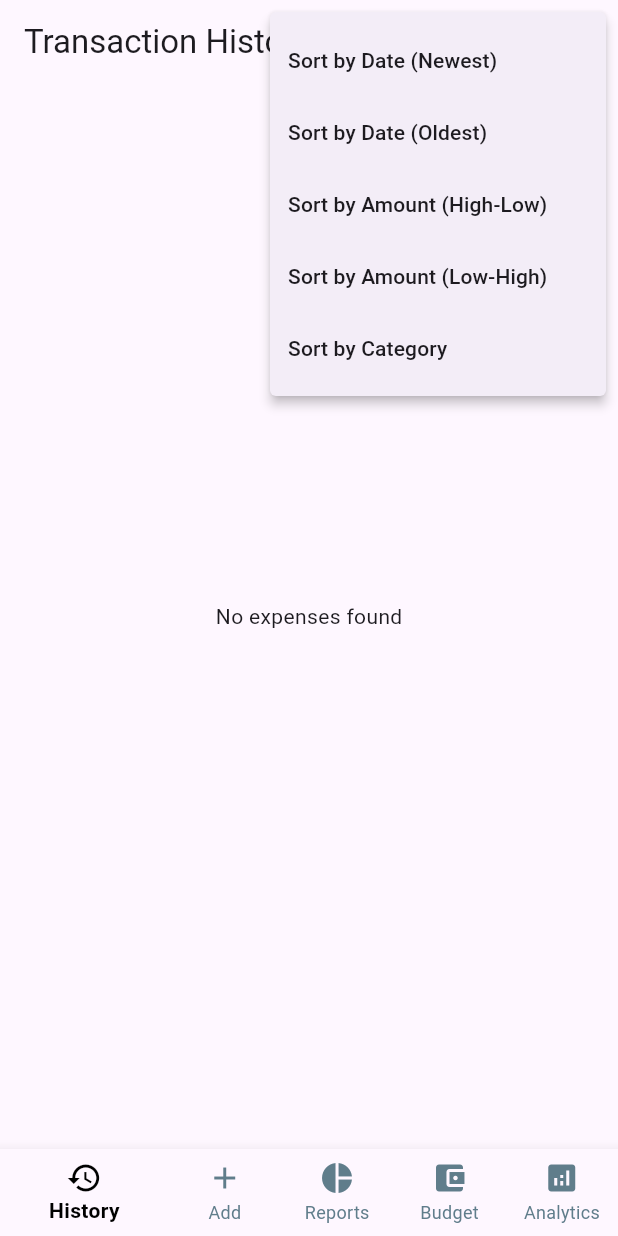
After one commit to abhishekib/expense_tracker, a Flutter app: the screen it shows once a user with an empty profile is signed in, after a tap on the "sort" icon, on a phone screen of 412 x 824 dp. The commit adds this screen. Run offline on Flutter 3.47's test engine with Material 3 defaults, Android fonts, the phone set to English and light mode, and no system bars; our stand-ins replace cloud_firestore, csv, firebase_auth, firebase_core, fl_chart, google_sign_in; accounts and stored records are empty.

Commit message:
Refactor expense management by adding a SafeStreamBuilder for expenses stream, updating HistoryScreen to use it, and ensuring proper error handling. Also, add const constructors to AddExpenseScreen and AnalyticsScreen for performance optimization.

```diff
--- a/lib/providers/expense_provider.dart
+++ b/lib/providers/expense_provider.dart
@@ -24,9 +24,9 @@ class ExpenseProvider with ChangeNotifier {
       // Force a refresh by re-subscribing to the stream
       await _loadExpenses();
       // Alternatively, if using Firestore directly:
-      // final freshExpenses = await _expenseService.getExpenses();
-      // _expenses = freshExpenses;
-      // notifyListeners();
+      final freshExpenses = await _expenseService.getExpenses();
+      _expenses = freshExpenses;
+      notifyListeners();
     } catch (e) {
       throw Exception('Failed to refresh expenses: $e');
     }
@@ -48,6 +48,10 @@ class ExpenseProvider with ChangeNotifier {
     }
   }
 
+  Stream<List<Expense>> get expensesStream {
+    return _expenseService.expensesStream;
+  }
+
   Future<void> updateExpense(String id, Expense updatedExpense) async {
     await _expenseService.updateExpense(updatedExpense);
   }
--- a/lib/screens/add_expense_screen.dart
+++ b/lib/screens/add_expense_screen.dart
@@ -6,6 +6,8 @@ import 'package:uuid/uuid.dart';
 import 'package:intl/intl.dart';
 
 class AddExpenseScreen extends StatefulWidget {
+  const AddExpenseScreen({super.key});
+
   @override
   _AddExpenseScreenState createState() => _AddExpenseScreenState();
 }
--- a/lib/screens/analytics_screen.dart
+++ b/lib/screens/analytics_screen.dart
@@ -7,7 +7,7 @@ import 'package:fl_chart/fl_chart.dart';
 import 'package:intl/intl.dart';
 
 class AnalyticsScreen extends StatefulWidget {
-  AnalyticsScreen({super.key});
+  const AnalyticsScreen({super.key});
 
   @override
   State<AnalyticsScreen> createState() => _AnalyticsScreenState();
@@ -141,7 +141,7 @@ class _AnalyticsScreenState extends State<AnalyticsScreen> {
               style: TextStyle(fontWeight: FontWeight.bold),
             ),
             SizedBox(height: 10),
-            Container(
+            SizedBox(
               height: 200,
               child: LineChart(
                 LineChartData(
@@ -211,7 +211,7 @@ class _AnalyticsScreenState extends State<AnalyticsScreen> {
               style: TextStyle(fontWeight: FontWeight.bold),
             ),
             SizedBox(height: 10),
-            Container(
+            SizedBox(
               height: 200,
               child: PieChart(
                 PieChartData(
--- a/lib/screens/history_screen.dart
+++ b/lib/screens/history_screen.dart
@@ -1,4 +1,5 @@
 import 'package:expense_tracker/services/export_service.dart';
+import 'package:expense_tracker/widgets/safe_stream_builder.dart';
 import 'package:flutter/material.dart';
 import 'package:provider/provider.dart';
 import 'package:expense_tracker/models/expense.dart';
@@ -56,7 +57,6 @@ class _HistoryScreenState extends State<HistoryScreen> {
     final expenses = _getFilteredExpenses(context);
 
     return Scaffold(
-      // Update the appBar in HistoryScreen
       appBar: AppBar(
         title: Text('Transaction History'),
         actions: [
@@ -86,7 +86,7 @@ class _HistoryScreenState extends State<HistoryScreen> {
           _buildSortButton(),
         ],
       ),
-      body: Column(
+      body: /* Column(
         children: [
           if (_dateRange != null) _buildDateRangeChip(),
           Expanded(
@@ -115,6 +115,26 @@ class _HistoryScreenState extends State<HistoryScreen> {
             ),
           ),
         ],
+      ), */ SafeStreamBuilder<List<Expense>>(
+        stream: Provider.of<ExpenseProvider>(context).expensesStream,
+        initialData: [],
+        builder: (context, snapshot) {
+          final expenses = snapshot.data ?? [];
+
+          if (expenses.isEmpty) {
+            return Center(child: Text('No expenses found'));
+          }
+
+          return RefreshIndicator(
+            onRefresh:
+                () => Provider.of<ExpenseProvider>(context).refreshExpenses(),
+            child: ListView.builder(
+              itemCount: expenses.length,
+              itemBuilder:
+                  (ctx, index) => ExpenseTile(expense: expenses[index]),
+            ),
+          );
+        },
       ),
     );
   }
--- /dev/null
+++ b/lib/widgets/safe_stream_builder.dart
@@ -0,0 +1,31 @@
+import 'package:flutter/material.dart';
+
+class SafeStreamBuilder<T> extends StatelessWidget {
+  final Stream<T> stream;
+  final T? initialData;
+  final AsyncWidgetBuilder<T> builder;
+
+  const SafeStreamBuilder({
+    required this.stream,
+    required this.builder,
+    this.initialData,
+  });
+
+  @override
+  Widget build(BuildContext context) {
+    return StreamBuilder<T>(
+      stream: stream.cast<T>().handleError((error, stackTrace) {
+        debugPrint('Stream error: $error\n$stackTrace');
+        // Return empty data or initialData on error
+        return initialData as T;
+      }),
+      initialData: initialData,
+      builder: (context, snapshot) {
+        if (snapshot.hasError) {
+          return ErrorWidget(snapshot.error!);
+        }
+        return builder(context, snapshot);
+      },
+    );
+  }
+}
```
